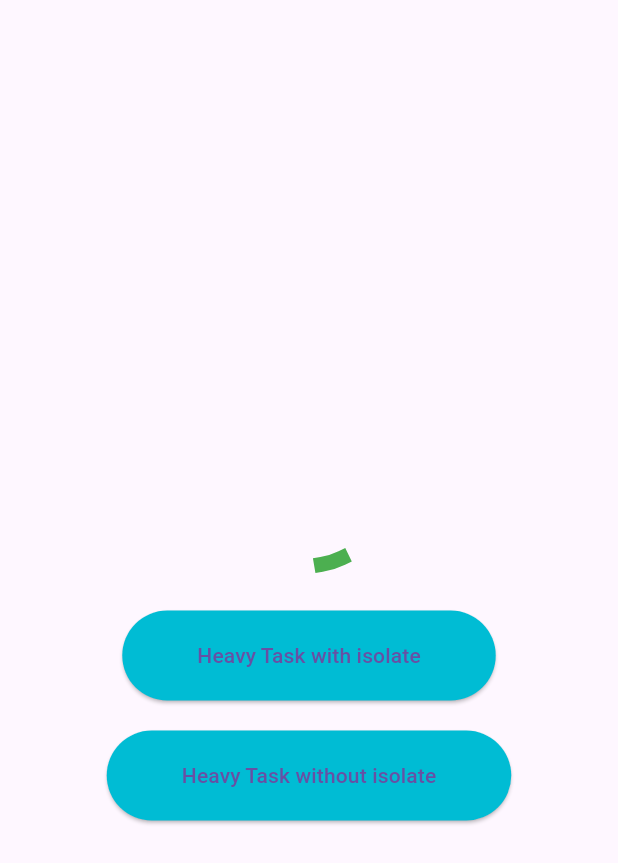
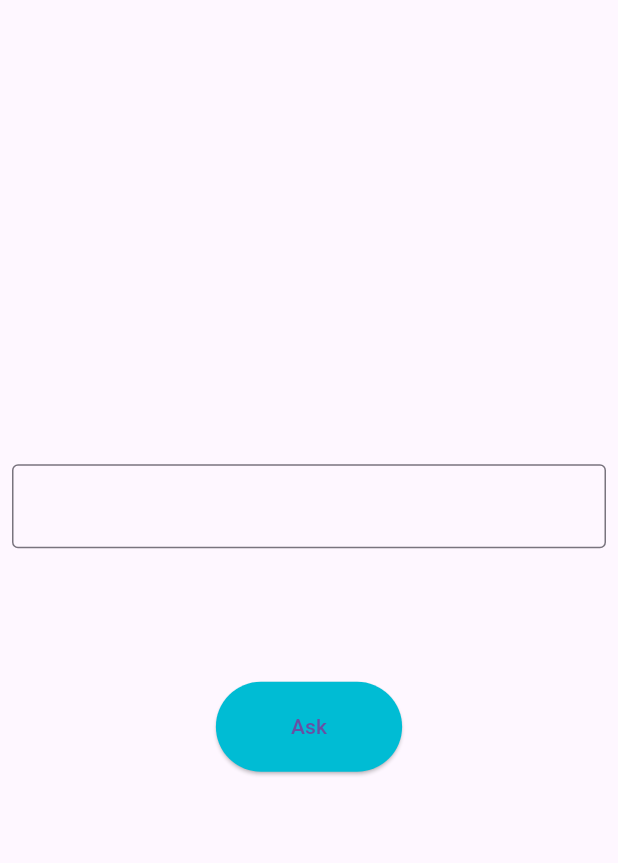
Before and after one commit to HussainFlutter/isolate_practice, a Flutter app: the screen it shows after launch, on a phone screen of 412 x 824 dp. Shown: the top 863 px of the screen. Run offline on Flutter 3.47's test engine with Material 3 defaults, Android fonts, the phone set to English and light mode, and no system bars.

Commit message:
Example2 done

```diff
--- /dev/null
+++ b/lib/example2.dart
@@ -0,0 +1,113 @@
+import 'dart:isolate';
+
+import 'package:flutter/material.dart';
+
+class Example2 extends StatefulWidget {
+  const Example2({super.key});
+
+  @override
+  State<Example2> createState() => _Example2State();
+}
+
+class _Example2State extends State<Example2> {
+  final messageController = TextEditingController();
+  String communicatorResponse = "";
+  @override
+  Widget build(BuildContext context) {
+    return Scaffold(
+      body: Padding(
+        padding: const EdgeInsets.all(8.0),
+        child: Column(
+          mainAxisAlignment: MainAxisAlignment.center,
+          children: [
+            TextFormField(
+              controller: messageController,
+              decoration: const InputDecoration(
+                border: OutlineInputBorder(
+                  borderSide: BorderSide(color: Colors.red),
+                ),
+              ),
+            ),
+            const SizedBox(height: 30),
+            Text(
+              communicatorResponse,
+              style: const TextStyle(
+                fontSize: 20,
+                fontWeight: FontWeight.bold,
+                fontStyle: FontStyle.italic,
+              ),
+            ),
+            const SizedBox(height: 30),
+            ElevatedButton(
+              style: ElevatedButton.styleFrom(
+                  backgroundColor: Colors.cyan,
+                  padding: const EdgeInsets.symmetric(
+                    horizontal: 50,
+                    vertical: 20,
+                  )),
+              onPressed: () async {
+                final result = await communicate(messageController.text);
+                messageController.clear();
+                setState(() {
+                  communicatorResponse = result;
+                });
+              },
+              child: const Text("Ask"),
+            ),
+          ],
+        ),
+      ),
+    );
+  }
+}
+
+Future<String> communicate(String message) async {
+  final ReceivePort rp = ReceivePort();
+  await Isolate.spawn(
+      _communicator, rp.sendPort); // Goes to _communicator function
+
+  final broadCastStream = rp
+      .asBroadcastStream(); // After it comes back we assign it as a broadCastStream
+
+  final SendPort response = await broadCastStream
+      .first; // We fetch the SendPort || this send port is sent by the _communicator function
+
+  // Now we pass the user's message to the _communicator function
+  // -> this will go to the _communicator function again and continue from the line after sp.send()
+  response.send(message);
+
+  // After we receive the response we return it
+  return await broadCastStream
+      .takeWhile((element) => element is String)
+      .take(1)
+      .first;
+}
+
+void _communicator(SendPort sp) async {
+  final ReceivePort rp = ReceivePort();
+  sp.send(rp.sendPort); // Now we send the sendPort of this function
+  // to our caller so that he can send the (message) parameter to this isolate / function
+
+  //Now when we receive a message from our caller, we can send the response back to our caller
+  await rp.first.then((result) {
+    // Over here if we find the response we give it back else we return "I have no response to that"
+    final message = result as String;
+    for (final response2 in response.entries) {
+      if (response2.key.trim().toLowerCase() == message.trim().toLowerCase()) {
+        sp.send(
+          response2.value,
+        ); // Sending response to caller
+        continue;
+      }
+    }
+    // Sending response to caller
+    sp.send("I have no response to that");
+  });
+}
+
+const response = {
+  "": "Say Something",
+  "Hi": "Hello how can i help you",
+  "How are you": "Fine , how are you?",
+  "Good": "Nice to hear that",
+};
--- a/lib/main.dart
+++ b/lib/main.dart
@@ -1,7 +1,5 @@
-import 'dart:async';
-import 'dart:isolate';
-
 import 'package:flutter/material.dart';
+import 'package:practice/example2.dart';
 
 void main() {
   WidgetsFlutterBinding.ensureInitialized();
@@ -18,89 +16,8 @@ class MyApp extends StatefulWidget {
 class _MyAppState extends State<MyApp> {
   @override
   Widget build(BuildContext context) {
-    return MaterialApp(
-      home: Scaffold(
-        body: Center(
-          child: Column(
-            mainAxisAlignment: MainAxisAlignment.center,
-            children: [
-              const SizedBox(
-                height: 100,
-                width: 100,
-                child: CircularProgressIndicator(
-                  color: Colors.green,
-                  strokeWidth: 10,
-                ),
-              ),
-              const SizedBox(
-                height: 30,
-              ),
-              ElevatedButton(
-                style: ElevatedButton.styleFrom(
-                    backgroundColor: Colors.cyan,
-                    padding: const EdgeInsets.symmetric(
-                      horizontal: 50,
-                      vertical: 20,
-                    )),
-                onPressed: () async {
-                  debugPrint("button pressed");
-                  int result = await heavyTaskIsolate();
-                  debugPrint("result: $result");
-                  debugPrint("button end");
-                },
-                child: const Text("Heavy Task with isolate"),
-              ),
-              const SizedBox(
-                height: 20,
-              ),
-              ElevatedButton(
-                style: ElevatedButton.styleFrom(
-                    backgroundColor: Colors.cyan,
-                    padding: const EdgeInsets.symmetric(
-                      horizontal: 50,
-                      vertical: 20,
-                    )),
-                onPressed: () {
-                  heavyTask2();
-                },
-                child: const Text("Heavy Task without isolate"),
-              ),
-            ],
-          ),
-        ),
-      ),
+    return const MaterialApp(
+      home: Example2(),
     );
   }
-
-  void heavyTask2() {
-    int a = 0;
-    for (int i = 0; i < 999999999; i++) {
-      a += i;
-    }
-  }
 }
-
-Future<int> heavyTaskIsolate() async {
-  int result = 0;
-  final Completer<void> completer = Completer<void>();
-  final ReceivePort rp = ReceivePort();
-  await Isolate.spawn(_heavyTask, rp.sendPort);
-  rp.listen((dynamic data) {
-    result = data;
-    rp.close();
-  }, onDone: () {
-    completer.complete();
-  });
-  await completer.future;
-  return result;
-}
-
-void _heavyTask(SendPort sp) {
-  debugPrint("start");
-  int a = 0;
-  for (int i = 0; i < 999999999; i++) {
-    a += i;
-  }
-  debugPrint("end");
-  sp.send(a);
-}
```
Also changed, not shown: lib/example1.dart (added, +96 -0 lines).
